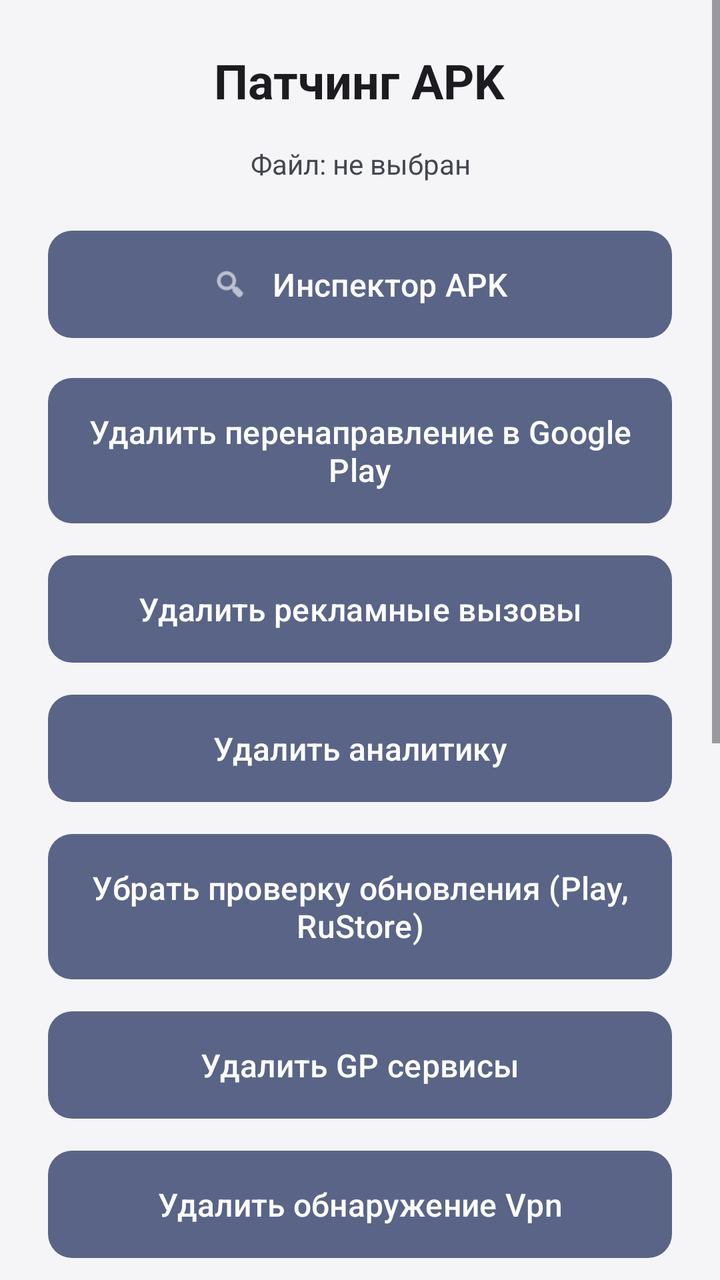
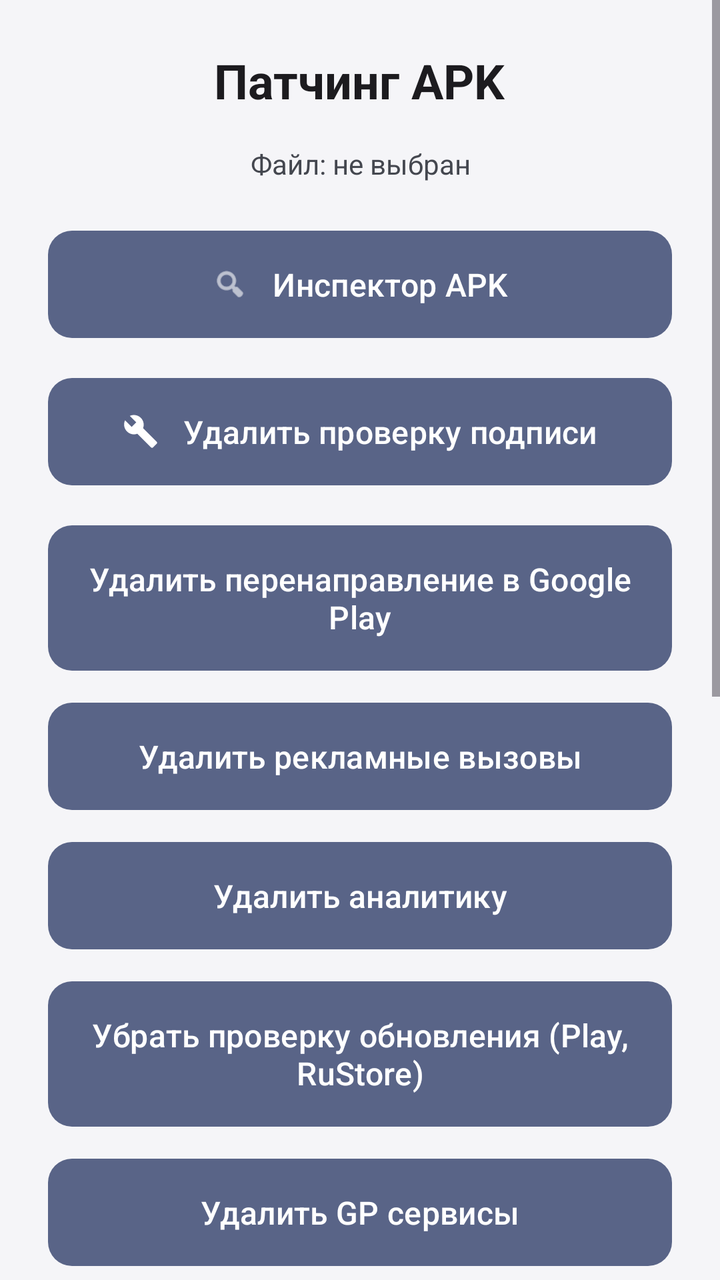

Before-and-after screenshots of an Android layout around one commit, followed by the original layout XML and the change that was made.
<!-- AndroidManifest.xml: activity theme Theme.LazyModification -->
<!-- res/layout/activity_patch.xml -->
<?xml version="1.0" encoding="utf-8"?>
<ScrollView
    xmlns:android="http://schemas.android.com/apk/res/android"
    xmlns:app="http://schemas.android.com/apk/res-auto"
    android:layout_width="match_parent"
    android:layout_height="match_parent"
    android:fillViewport="true">

    <LinearLayout
        android:layout_width="match_parent"
        android:layout_height="wrap_content"
        android:orientation="vertical"
        android:padding="24dp">

        <TextView
            android:layout_width="wrap_content"
            android:layout_height="wrap_content"
            android:text="@string/patching_apk"
            android:textSize="24sp"
            android:textStyle="bold"
            android:textColor="?attr/colorOnSurface"
            android:layout_gravity="center_horizontal"
            android:layout_marginBottom="16dp"/>

        <TextView
            android:id="@+id/tvFileName"
            android:layout_width="match_parent"
            android:layout_height="wrap_content"
            android:text="@string/file_not_selected"
            android:textSize="14sp"
            android:textColor="?attr/colorOnSurfaceVariant"
            android:gravity="center"
            android:layout_marginBottom="20dp"/>

                <com.google.android.material.button.MaterialButton
            android:id="@+id/btnInspectorApk"
            android:layout_width="match_parent"
            android:layout_height="wrap_content"
            android:layout_marginBottom="12dp"
            android:padding="16dp"
            android:text="@string/inspector_title"
            android:textSize="16sp"
            app:icon="@android:drawable/ic_menu_search"
            app:iconGravity="textStart"
            app:iconPadding="12dp"/>

                <com.google.android.material.button.MaterialButton
            android:id="@+id/checkBoxGooglePlay"
            android:layout_width="match_parent"
            android:layout_height="wrap_content"
            android:layout_marginBottom="8dp"
            android:checkable="true"
            android:padding="16dp"
            android:text="@string/remove_google_play_redirect"
            android:textSize="16sp"/>

                <com.google.android.material.button.MaterialButton
            android:id="@+id/checkBoxRemoveAds"
            android:layout_width="match_parent"
            android:layout_height="wrap_content"
            android:layout_marginBottom="8dp"
            android:checkable="true"
            android:padding="16dp"
            android:text="@string/remove_ads_calls"
            android:textSize="16sp"/>

                <com.google.android.material.button.MaterialButton
            android:id="@+id/checkBoxRemoveAnalytics"
            android:layout_width="match_parent"
            android:layout_height="wrap_content"
            android:layout_marginBottom="8dp"
            android:checkable="true"
            android:padding="16dp"
            android:text="@string/remove_analytics"
            android:textSize="16sp"/>

                <com.google.android.material.button.MaterialButton
            android:id="@+id/checkBoxRemoveUpdate"
            android:layout_width="match_parent"
            android:layout_height="wrap_content"
            android:layout_marginBottom="8dp"
            android:checkable="true"
            android:padding="16dp"
            android:text="@string/remove_update_check"
            android:textSize="16sp"/>

                <com.google.android.material.button.MaterialButton
            android:id="@+id/checkBoxRemoveGPServices"
            android:layout_width="match_parent"
            android:layout_height="wrap_content"
            android:layout_marginBottom="8dp"
            android:checkable="true"
            android:padding="16dp"
            android:text="@string/remove_gp_services"
            android:textSize="16sp"/>

                <com.google.android.material.button.MaterialButton
            android:id="@+id/checkBoxRemoveVpn"
            android:layout_width="match_parent"
            android:layout_height="wrap_content"
            android:layout_marginBottom="8dp"
            android:checkable="true"
            android:padding="16dp"
            android:text="@string/remove_vpn_detection"
            android:textSize="16sp"/>

                <com.google.android.material.button.MaterialButton
            android:id="@+id/checkBoxAllowScreenshots"
            android:layout_width="match_parent"
            android:layout_height="wrap_content"
            android:layout_marginBottom="8dp"
            android:checkable="true"
            android:padding="16dp"
            android:text="@string/allow_screenshots"
            android:textSize="16sp"/>

                <com.google.android.material.button.MaterialButton
            android:id="@+id/checkBoxRemoveInstallerCheck"
            android:layout_width="match_parent"
            android:layout_height="wrap_content"
            android:layout_marginBottom="8dp"
            android:checkable="true"
            android:padding="16dp"
            android:text="@string/remove_installer_check"
            android:textSize="16sp"/>

                <com.google.android.material.button.MaterialButton
            android:id="@+id/checkBoxRemoveLocales"
            android:layout_width="match_parent"
            android:layout_height="wrap_content"
            android:layout_marginBottom="8dp"
            android:checkable="true"
            android:padding="16dp"
            android:text="@string/remove_locale_packages"
            android:textSize="16sp"/>

                <com.google.android.material.button.MaterialButton
            android:id="@+id/checkBoxRemoveDpi"
            android:layout_width="match_parent"
            android:layout_height="wrap_content"
            android:layout_marginBottom="8dp"
            android:checkable="true"
            android:padding="16dp"
            android:text="@string/remove_dpi_duplicates"
            android:textSize="16sp"/>

        
                <com.google.android.material.button.MaterialButton
            android:id="@+id/checkBoxRemoveLibs"
            android:layout_width="match_parent"
            android:layout_height="wrap_content"
            android:layout_marginBottom="8dp"
            android:checkable="true"
            android:padding="16dp"
            android:text="@string/remove_libs_archs"
            android:textSize="16sp"/>

        
                <com.google.android.material.button.MaterialButton
            android:id="@+id/checkBoxOptimize"
            android:layout_width="match_parent"
            android:layout_height="wrap_content"
            android:layout_marginBottom="8dp"
            android:checkable="true"
            android:padding="16dp"
            android:text="@string/optimize"
            android:textSize="16sp"/>
        <com.google.android.material.button.MaterialButton
            android:id="@+id/btnPatch"
            android:layout_width="match_parent"
            android:layout_height="wrap_content"
            android:text="@string/start_patching"
            android:textSize="16sp"
            android:padding="16dp"
            app:icon="@android:drawable/ic_menu_manage"
            app:iconGravity="textStart"
            app:iconPadding="12dp"
            android:enabled="false"
            android:visibility="gone"/>

    </LinearLayout>
</ScrollView>
<!-- resources referenced by this layout -->
<resources>
  <string name="allow_screenshots">Разрешить скриншоты</string>
  <string name="file_not_selected">Файл: не выбран</string>
  <string name="inspector_title">Инспектор APK</string>
  <string name="optimize">Оптимизировать (уменьшить размер)</string>
  <string name="patching_apk">Патчинг APK</string>
  <string name="remove_ads_calls">Удалить рекламные вызовы</string>
  <string name="remove_analytics">Удалить аналитику</string>
  <string name="remove_dpi_duplicates">Удалить дубликаты графики (DPI)</string>
  <string name="remove_google_play_redirect">Удалить перенаправление в Google Play</string>
  <string name="remove_gp_services">Удалить GP сервисы</string>
  <string name="remove_installer_check">Удалить проверку установщика</string>
  <string name="remove_libs_archs">Удалить библиотеки (архитектуры)</string>
  <string name="remove_locale_packages">Удалить пакеты локализаций</string>
  <string name="remove_update_check">Убрать проверку обновления (Play, RuStore)</string>
  <string name="remove_vpn_detection">Удалить обнаружение Vpn</string>
  <string name="start_patching">Начать патчинг</string>
  <style name="Theme.LazyModification" parent="Base.Theme.LazyModification" />
  <style name="Widget.LazyModification.Button" parent="Widget.Material3.Button">
          <item name="backgroundTint">#596487</item>
          <item name="android:textColor">#FFFFFF</item>
          <item name="iconTint">#FFFFFF</item>
          <item name="rippleColor">#33FFFFFF</item>
          <item name="cornerRadius">12dp</item>
      </style>
  <style name="Widget.LazyModification.Button.Outlined" parent="Widget.Material3.Button.OutlinedButton">
          <item name="strokeColor">#596487</item>
          <item name="android:textColor">#596487</item>
          <item name="iconTint">#596487</item>
          <item name="rippleColor">#1F596487</item>
          <item name="cornerRadius">12dp</item>
      </style>
  <!-- unchanged entries left out for length: 1 -->
</resources>

<!-- the commit's change to res/layout/activity_patch.xml (unified diff, before → after) -->
@@ -41,6 +41,18 @@
             android:text="@string/inspector_title"
             android:textSize="16sp"
             app:icon="@android:drawable/ic_menu_search"
+            app:iconGravity="textStart"
+            app:iconPadding="12dp"/>
+
+                <com.google.android.material.button.MaterialButton
+            android:id="@+id/btnRemoveSignatureCheck"
+            android:layout_width="match_parent"
+            android:layout_height="wrap_content"
+            android:layout_marginBottom="12dp"
+            android:padding="16dp"
+            android:text="@string/tools_kill_button"
+            android:textSize="16sp"
+            app:icon="@drawable/ic_tools"
             app:iconGravity="textStart"
             app:iconPadding="12dp"/>
 
<!-- resource entries referenced after the edit -->
@@ -1,5 +1,16 @@
 <!-- resources referenced by this layout -->
 <resources>
+  <!-- drawable ic_tools (drawable) -->
+  <?xml version="1.0" encoding="utf-8"?>
+  <vector xmlns:android="http://schemas.android.com/apk/res/android"
+      android:width="24dp"
+      android:height="24dp"
+      android:viewportWidth="24"
+      android:viewportHeight="24">
+      <path
+          android:fillColor="#FF000000"
+          android:pathData="M22.7,19l-9.1,-9.1c0.9,-2.3 0.4,-5 -1.5,-6.9 -2,-2 -5,-2.4 -7.4,-1.3L9,6 6,9 1.6,4.7C0.4,7.1 0.9,10.1 2.9,12.1c1.9,1.9 4.6,2.4 6.9,1.5l9.1,9.1c0.4,0.4 1,0.4 1.4,0l2.3,-2.3c0.5,-0.4 0.5,-1.1 0.1,-1.4z" />
+  </vector>
   <string name="allow_screenshots">Разрешить скриншоты</string>
   <string name="file_not_selected">Файл: не выбран</string>
   <string name="inspector_title">Инспектор APK</string>
@@ -16,6 +27,7 @@
   <string name="remove_update_check">Убрать проверку обновления (Play, RuStore)</string>
   <string name="remove_vpn_detection">Удалить обнаружение Vpn</string>
   <string name="start_patching">Начать патчинг</string>
+  <string name="tools_kill_button">Удалить проверку подписи</string>
   <style name="Theme.LazyModification" parent="Base.Theme.LazyModification" />
   <style name="Widget.LazyModification.Button" parent="Widget.Material3.Button">
           <item name="backgroundTint">#596487</item>
